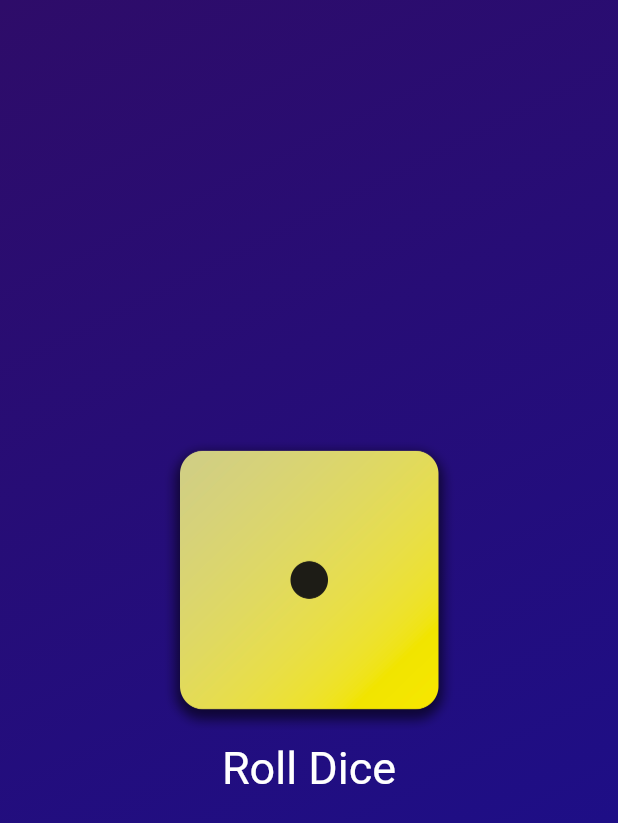
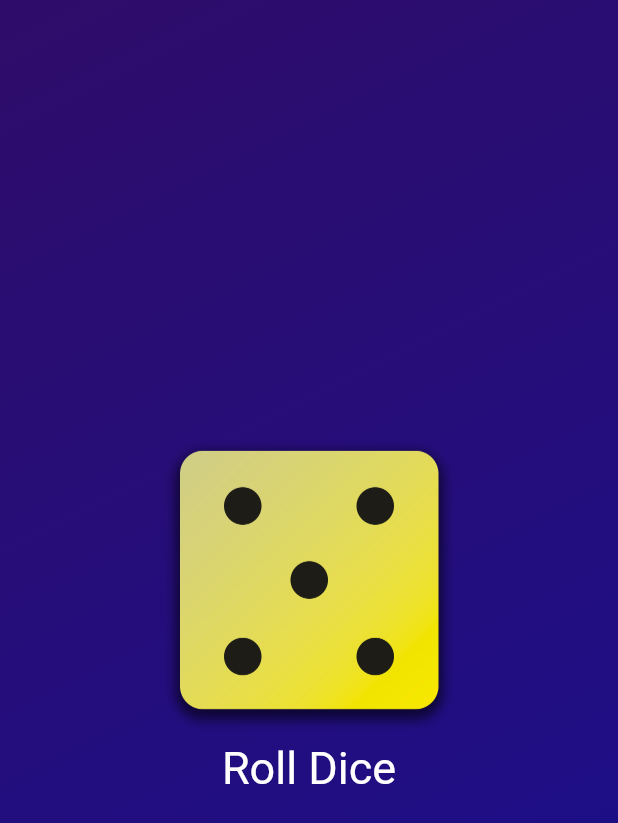
Before and after one commit to Maheswaran-V/DiceRoller, a Flutter app: the screen it shows after launch, on a phone screen of 412 x 824 dp. Shown: the top 823 px of the screen. Run offline on Flutter 3.47's test engine with Material 2 defaults, Android fonts, the phone set to English and light mode, and no system bars.

```diff
--- a/lib/dice_roller.dart
+++ b/lib/dice_roller.dart
@@ -10,7 +10,7 @@ class DiceRoller extends StatefulWidget {
 }
 
 class _DiceRollerState extends State<DiceRoller> {
-  String randomImage = 'assets/images/dice-1.png';
+  String randomImage = 'assets/images/dice-5.png';
 
   void rollDice() {
     setState(() {
```
